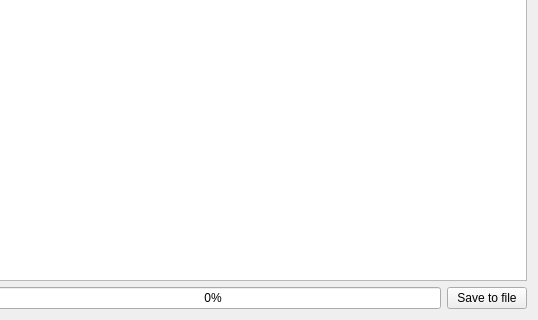
First picture: the form in ui-qt/detectionareaeditdialog.ui, repository UFOID/UFO-Detector, before the edit; both pictures show x 292 to 830 and y 250 to 570 of the 830 by 570 pixel window.
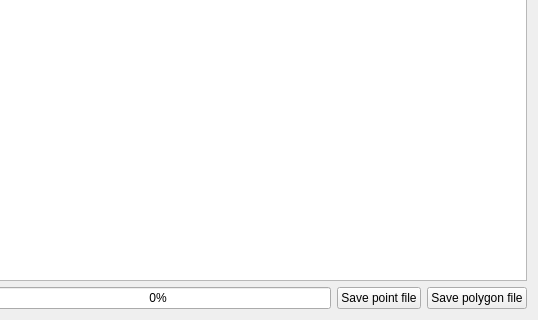
Second picture: the form after the edit.

Commit message: Added method to save detection area as polygon; using dev project

```diff
--- a/ui-qt/detectionareaeditdialog.ui
+++ b/ui-qt/detectionareaeditdialog.ui
@@ -90,7 +90,14 @@
      <item>
       <widget class="QPushButton" name="buttonSave">
        <property name="text">
-        <string>Save to file</string>
+        <string>Save point file</string>
+       </property>
+      </widget>
+     </item>
+     <item>
+      <widget class="QPushButton" name="savePolygonFilePushButton">
+       <property name="text">
+        <string>Save polygon file</string>
        </property>
       </widget>
      </item>
```
The commit also changes 10 other files.
